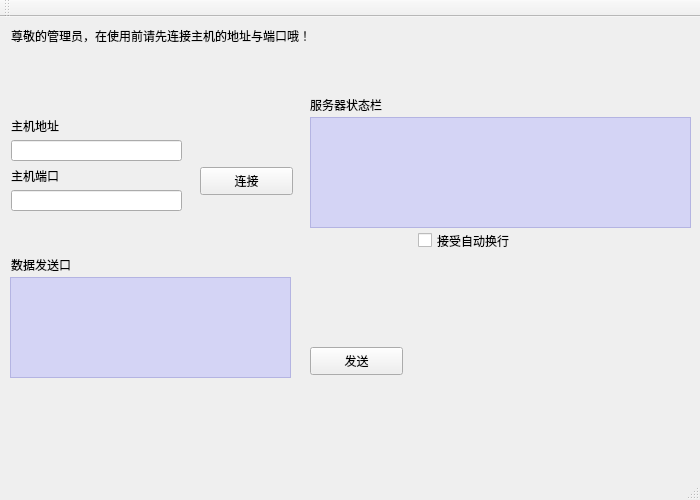
The window that Client/client.ui (chengzi516/TCP-) describes before a commit, drawn with Qt 5.
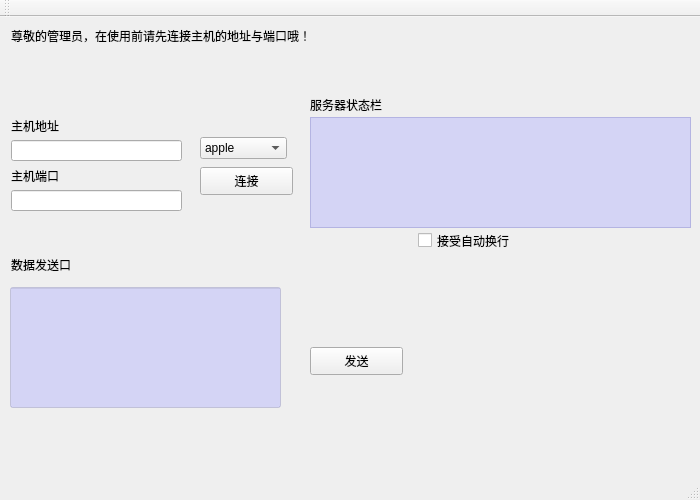
The same window after the commit. Icons and pictures are not drawn.

Patch:
```diff
--- a/Client/client.ui
+++ b/Client/client.ui
@@ -176,25 +176,6 @@
      <string>数据发送口</string>
     </property>
    </widget>
-   <widget class="QTextEdit" name="textEdit">
-    <property name="geometry">
-     <rect>
-      <x>10</x>
-      <y>260</y>
-      <width>281</width>
-      <height>101</height>
-     </rect>
-    </property>
-    <property name="maximumSize">
-     <size>
-      <width>400</width>
-      <height>170</height>
-     </size>
-    </property>
-    <property name="styleSheet">
-     <string notr="true">background-color: rgb(170, 170, 255,100);</string>
-    </property>
-   </widget>
    <widget class="QPushButton" name="pushButton_send">
     <property name="geometry">
      <rect>
@@ -220,6 +201,59 @@
      <string>发送</string>
     </property>
    </widget>
+   <widget class="QComboBox" name="comboBox">
+    <property name="geometry">
+     <rect>
+      <x>200</x>
+      <y>120</y>
+      <width>87</width>
+      <height>22</height>
+     </rect>
+    </property>
+    <item>
+     <property name="text">
+      <string>apple</string>
+     </property>
+    </item>
+    <item>
+     <property name="text">
+      <string>banana</string>
+     </property>
+    </item>
+    <item>
+     <property name="text">
+      <string>grape</string>
+     </property>
+    </item>
+    <item>
+     <property name="text">
+      <string>watermelon</string>
+     </property>
+    </item>
+    <item>
+     <property name="text">
+      <string>cucumber</string>
+     </property>
+    </item>
+    <item>
+     <property name="text">
+      <string>pear</string>
+     </property>
+    </item>
+   </widget>
+   <widget class="QLineEdit" name="lineEdit">
+    <property name="geometry">
+     <rect>
+      <x>10</x>
+      <y>270</y>
+      <width>271</width>
+      <height>121</height>
+     </rect>
+    </property>
+    <property name="styleSheet">
+     <string notr="true">background-color: rgb(170, 170, 255,100);</string>
+    </property>
+   </widget>
   </widget>
   <widget class="QMenuBar" name="menuBar">
    <property name="geometry">
```
